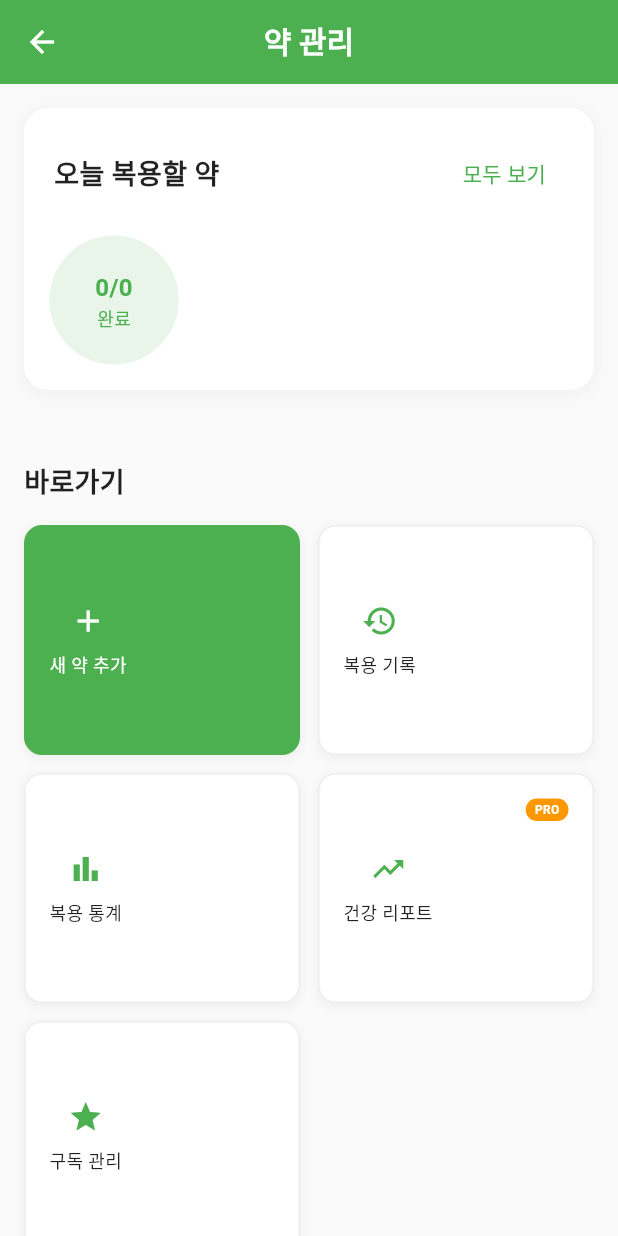
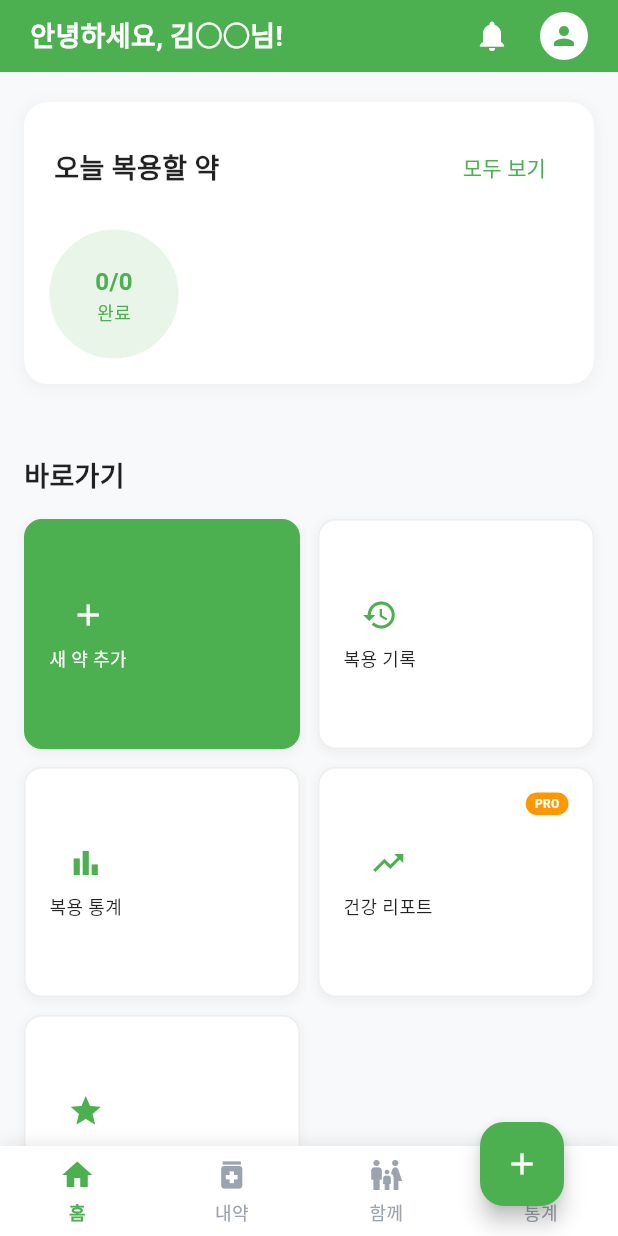
Before and after one commit to ggorockee/healthplus, a Flutter app: the HomeScreen screen opened by its route, on a phone screen of 412 x 824 dp. Run offline on Flutter 3.47's test engine with Material 3 defaults, Android fonts, the phone set to English and light mode, and no system bars; our stand-ins replace firebase_auth, firebase_core, flutter_dotenv, flutter_riverpod, google_mobile_ads, shared_preferences and 1 more; accounts and stored records are empty; Roboto replaces fonts that are missing (Pretendard).

Commit message:
feat: 홈 화면을 와이어프레임 스타일로 재구성(앱바/하단바/섹션 구성)

```diff
--- a/mobile/healthplus/lib/screens/home_screen.dart
+++ b/mobile/healthplus/lib/screens/home_screen.dart
@@ -2,8 +2,7 @@ import 'package:flutter/material.dart';
 import 'package:flutter_riverpod/flutter_riverpod.dart';
 import '../providers/home_provider.dart';
 import '../widgets/home_widgets.dart';
-import '../widgets/banner_ad_widget.dart';
-import '../widgets/native_ad_widget.dart';
+// 광고 위젯은 현재 사용하지 않음
 import 'medication_registration_screen.dart';
 import 'medication_history_screen.dart';
 import 'subscription_screen.dart';
@@ -17,59 +16,76 @@ class HomeScreen extends ConsumerWidget {
     final medications = ref.watch(homeProvider);
 
     return Scaffold(
-      backgroundColor: Colors.grey.shade50,
-      appBar: AppBar(
-        title: const Text(
-          '약 관리',
-          style: TextStyle(
-            fontSize: 20,
-            fontWeight: FontWeight.bold,
-            color: Colors.white,
+      backgroundColor: const Color(0xFFF8F9FA),
+      appBar: PreferredSize(
+        preferredSize: const Size.fromHeight(56),
+        child: Container(
+          color: const Color(0xFF4CAF50),
+          padding: const EdgeInsets.symmetric(horizontal: 20),
+          child: SafeArea(
+            bottom: false,
+            child: Row(
+              children: [
+                const Expanded(
+                  child: Text(
+                    '안녕하세요, 김○○님!',
+                    style: TextStyle(
+                      color: Colors.white,
+                      fontSize: 18,
+                      fontWeight: FontWeight.bold,
+                    ),
+                  ),
+                ),
+                IconButton(
+                  onPressed: () {},
+                  icon: const Icon(Icons.notifications, color: Colors.white),
+                ),
+                const SizedBox(width: 8),
+                Container(
+                  width: 32,
+                  height: 32,
+                  decoration: const BoxDecoration(
+                    color: Colors.white,
+                    shape: BoxShape.circle,
+                  ),
+                  child: const Icon(Icons.person, color: Color(0xFF4CAF50), size: 20),
+                ),
+              ],
+            ),
           ),
         ),
-        backgroundColor: const Color(0xFF4CAF50),
-        foregroundColor: Colors.white,
-        elevation: 0,
-        centerTitle: true,
       ),
       body: Column(
         children: [
           Expanded(
             child: SingleChildScrollView(
-              padding: const EdgeInsets.all(16),
+              padding: const EdgeInsets.fromLTRB(16, 20, 16, 0),
               child: Column(
                 crossAxisAlignment: CrossAxisAlignment.start,
                 children: [
-                  // 상단 배너 광고 (Android만) - 임시 비활성화
-                  // const TopBannerAdWidget(),
-
-                  // const SizedBox(height: 16),
-
-                  // 오늘 복용할 약 섹션
                   _buildTodayMedicationSection(context, ref, medications),
-
                   const SizedBox(height: 24),
-
-                  // 네이티브 광고 (약 목록 중간) - 임시 비활성화
-                  // if (medications.length > 2) ...[
-                  //   const MedicationListNativeAdWidget(),
-                  //   const SizedBox(height: 16),
-                  // ],
-
-                  // 다음 복용 예정 섹션
                   const NextDoseCardWidget(),
-
                   const SizedBox(height: 24),
-
-                  // 바로가기 섹션
                   _buildQuickActionsSection(context),
+                  const SizedBox(height: 24),
                 ],
               ),
             ),
           ),
-          // 하단 고정 배너 광고 - 임시 비활성화
-          // const BannerAdWidget(),
+          _BottomNavBar(
+            onTapAdd: () => _showAddMedicationDialog(context),
+          ),
         ],
+      ),
+      floatingActionButtonLocation: FloatingActionButtonLocation.endDocked,
+      floatingActionButton: Padding(
+        padding: const EdgeInsets.only(bottom: 20, right: 20),
+        child: FloatingActionButton(
+          backgroundColor: const Color(0xFF4CAF50),
+          onPressed: () => _showAddMedicationDialog(context),
+          child: const Icon(Icons.add, color: Colors.white),
+        ),
       ),
     );
   }
@@ -280,3 +296,90 @@ class HomeScreen extends ConsumerWidget {
     );
   }
 }
+
+/// 하단 네비게이션 바 (와이어프레임 스타일)
+class _BottomNavBar extends StatelessWidget {
+  const _BottomNavBar({
+    required this.onTapAdd,
+  });
+
+  final VoidCallback onTapAdd;
+
+  @override
+  Widget build(BuildContext context) {
+    return Container(
+      height: 60,
+      decoration: const BoxDecoration(
+        color: Colors.white,
+        boxShadow: [
+          BoxShadow(
+            color: Color(0x14000000),
+            blurRadius: 8,
+            offset: Offset(0, -2),
+          ),
+        ],
+      ),
+      child: Row(
+        children: [
+          _BottomItem(
+            icon: Icons.home,
+            label: '홈',
+            isActive: true,
+            onTap: () {},
+          ),
+          _BottomItem(
+            icon: Icons.medication,
+            label: '내약',
+            onTap: () {},
+          ),
+          _BottomItem(
+            icon: Icons.family_restroom,
+            label: '함께',
+            onTap: () {},
+          ),
+          _BottomItem(
+            icon: Icons.bar_chart,
+            label: '통계',
+            onTap: () {},
+          ),
+        ],
+      ),
+    );
+  }
+}
+
+class _BottomItem extends StatelessWidget {
+  const _BottomItem({
+    required this.icon,
+    required this.label,
+    required this.onTap,
+    this.isActive = false,
+  });
+
+  final IconData icon;
+  final String label;
+  final VoidCallback onTap;
+  final bool isActive;
+
+  @override
+  Widget build(BuildContext context) {
+    final Color color = isActive ? const Color(0xFF4CAF50) : const Color(0xFF9CA3AF);
+    final FontWeight weight = isActive ? FontWeight.bold : FontWeight.w400;
+    return Expanded(
+      child: InkWell(
+        onTap: onTap,
+        child: Column(
+          mainAxisAlignment: MainAxisAlignment.center,
+          children: [
+            Icon(icon, color: color, size: 24),
+            const SizedBox(height: 4),
+            Text(
+              label,
+              style: TextStyle(fontSize: 12, color: color, fontWeight: weight),
+            ),
+          ],
+        ),
+      ),
+    );
+  }
+}
```
